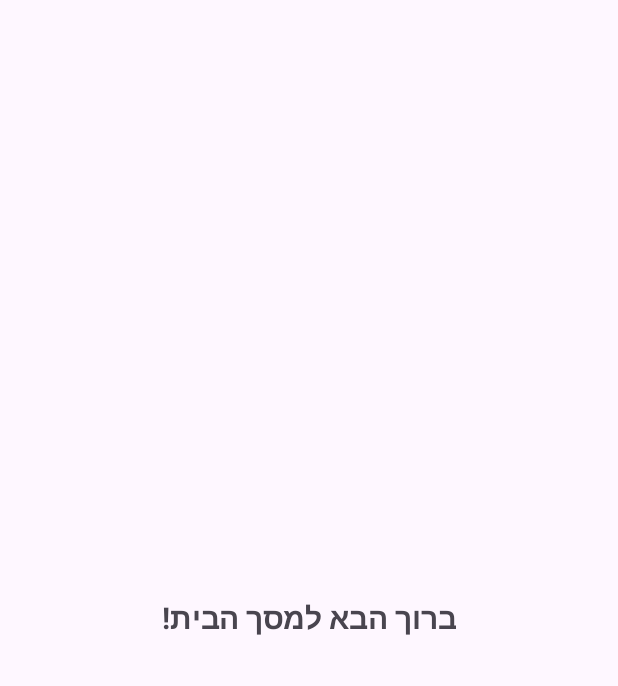
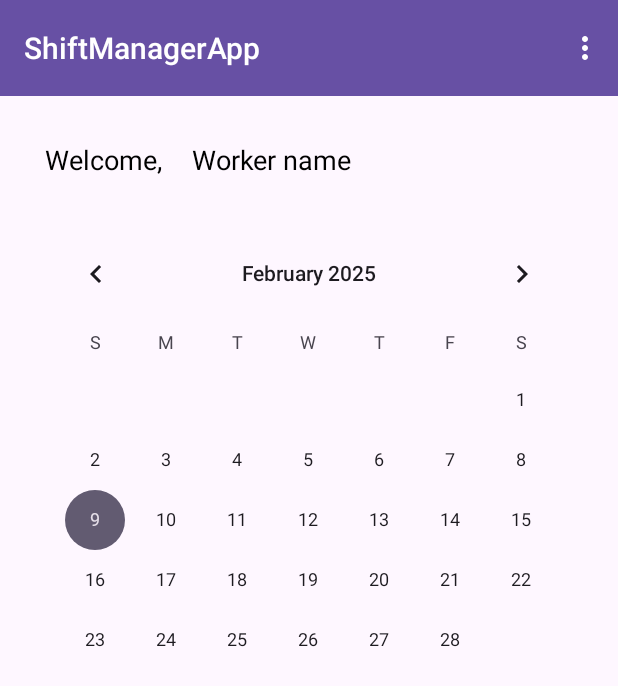
Before and after one commit to haimpi/ShiftManagerApp, an Android app: the HomeActivity screen opened directly, with no data from a screen before it, on a phone screen of 412 x 824 dp. Shown: the top 686 px of the screen. Run offline under Robolectric (Android 15) with nearby library versions, the phone set to English and light mode, and no system bars.

Commit message:
Added homeActivity and AddWorkerActivity

```diff
--- a/app/src/main/AndroidManifest.xml
+++ b/app/src/main/AndroidManifest.xml
@@ -31,5 +31,7 @@
             android:name=".HomeActivity"
             android:exported="false" />
 
+        <activity android:name=".AddWorkerActivity"></activity>
+
     </application> <!-- ✅ וודא שהתווית הזו קיימת כדי לסגור את ה-<application> -->
 </manifest>
--- a/app/src/main/java/com/example/shiftmanagerapp/HomeActivity.java
+++ b/app/src/main/java/com/example/shiftmanagerapp/HomeActivity.java
@@ -1,12 +1,57 @@
 package com.example.shiftmanagerapp;
 
+import android.content.Intent;
 import android.os.Bundle;
+import android.view.Menu;
+import android.view.MenuItem;
+import android.widget.CalendarView;
+import android.widget.Toast;
 import androidx.appcompat.app.AppCompatActivity;
+import androidx.appcompat.widget.Toolbar;
 
 public class HomeActivity extends AppCompatActivity {
     @Override
     protected void onCreate(Bundle savedInstanceState) {
         super.onCreate(savedInstanceState);
         setContentView(R.layout.activity_home);
+
+        Toolbar toolbar = findViewById(R.id.toolbar);
+        setSupportActionBar(toolbar);
+
+        CalendarView calendarView = findViewById(R.id.calendarView);
+        calendarView.setOnDateChangeListener((view, year, month, dayOfMonth) -> {
+            String selectedDate = dayOfMonth + "/" + (month + 1) + "/" + year;
+            Toast.makeText(this, "Selected Date: " + selectedDate, Toast.LENGTH_SHORT).show();
+        });
+    }
+
+    @Override
+    public boolean onCreateOptionsMenu(Menu menu) {
+        getMenuInflater().inflate(R.menu.menu_toolbar, menu);
+        return true;
+    }
+
+    @Override
+    public boolean onOptionsItemSelected(MenuItem item) {
+        if (item.getItemId() == R.id.action_addWorker) {
+            addWorker();
+            return true;
+        } else if (item.getItemId() == R.id.action_logout) {
+            logout();
+            return true;
+        } else {
+            return super.onOptionsItemSelected(item);
+        }
+    }
+
+    private void addWorker(){
+        Toast.makeText(this, "Add Worker clicked", Toast.LENGTH_SHORT).show();
+        startActivity(new Intent(HomeActivity.this, AddWorkerActivity.class));
+        finish();
+    }
+
+    private void logout(){
+        //TODO
+        Toast.makeText(this, "Logout clicked", Toast.LENGTH_SHORT).show();
     }
 }
--- a/app/src/main/res/layout/activity_home.xml
+++ b/app/src/main/res/layout/activity_home.xml
@@ -1,14 +1,59 @@
 <LinearLayout xmlns:android="http://schemas.android.com/apk/res/android"
+    xmlns:app="http://schemas.android.com/apk/res-auto"
     android:layout_width="match_parent"
     android:layout_height="match_parent"
-    android:orientation="vertical"
-    android:gravity="center"
-    android:padding="20dp">
+    android:orientation="vertical">
 
-    <TextView
-        android:layout_width="wrap_content"
+    <androidx.appcompat.widget.Toolbar
+        android:id="@+id/toolbar"
+        android:layout_width="match_parent"
         android:layout_height="wrap_content"
-        android:text="ברוך הבא למסך הבית!"
-        android:textSize="20sp"
-        android:textStyle="bold"/>
+        android:background="?attr/colorPrimary"
+        android:theme="@style/ThemeOverlay.AppCompat.Dark.ActionBar"
+        android:title="Worker Schedule"
+        android:titleTextColor="@android:color/black"
+        app:titleTextAppearance="@style/TextAppearance.Widget.AppCompat.Toolbar.Title" />
+
+    <LinearLayout
+        android:layout_width="match_parent"
+        android:layout_height="match_parent"
+        android:orientation="vertical"
+        android:padding="20dp">
+
+        <LinearLayout
+            android:layout_width="match_parent"
+            android:layout_height="wrap_content"
+            android:orientation="horizontal"
+            android:gravity="center_vertical">
+
+            <TextView
+                android:layout_width="wrap_content"
+                android:layout_height="wrap_content"
+                android:text="Welcome,"
+                android:textSize="18sp"
+                android:padding="10dp"
+                android:gravity="center_vertical"
+                android:textColor="@android:color/black" />
+
+            <TextView
+                android:id="@+id/tvWorkerName"
+                android:layout_width="wrap_content"
+                android:layout_height="wrap_content"
+                android:text="Worker name"
+                android:textSize="18sp"
+                android:padding="10dp"
+                android:gravity="center_vertical"
+                android:textColor="@android:color/black" />
+
+        </LinearLayout>
+
+
+        <CalendarView
+            android:id="@+id/calendarView"
+            android:layout_width="match_parent"
+            android:layout_height="wrap_content"
+            android:layout_marginTop="20dp"/>
+
+    </LinearLayout>
+
 </LinearLayout>
--- /dev/null
+++ b/app/src/main/res/menu/menu_toolbar.xml
@@ -0,0 +1,15 @@
+<?xml version="1.0" encoding="utf-8"?>
+<menu xmlns:android="http://schemas.android.com/apk/res/android"
+    xmlns:app="http://schemas.android.com/apk/res-auto">
+
+    <item
+        android:id="@+id/action_addWorker"
+        android:title="Add Worker"
+        app:showAsAction="never"/>
+
+    <item
+        android:id="@+id/action_logout"
+        android:title="Logout"
+        app:showAsAction="never"/>
+
+</menu>
```
Also changed, not shown: app/src/main/java/com/example/shiftmanagerapp/AddWorkerActivity.java (added, +43 -0 lines), app/src/main/java/com/example/shiftmanagerapp/models/Worker.java (added, +40 -0 lines), app/src/main/res/layout/activity_add_worker.xml (added, +43 -0 lines).
